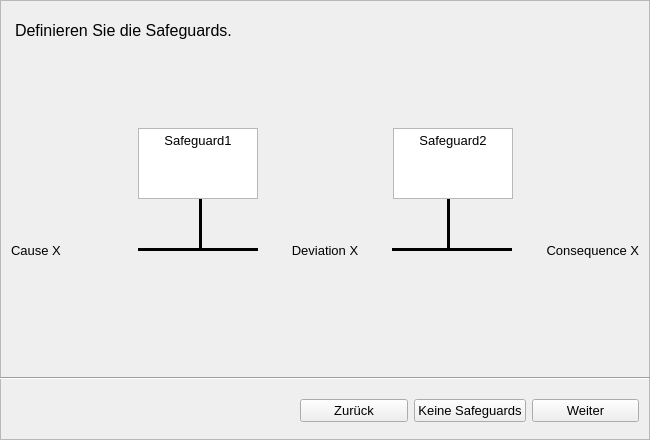
MSPietsch/HMI, file Code/wizard_4.ui: the form before one commit.
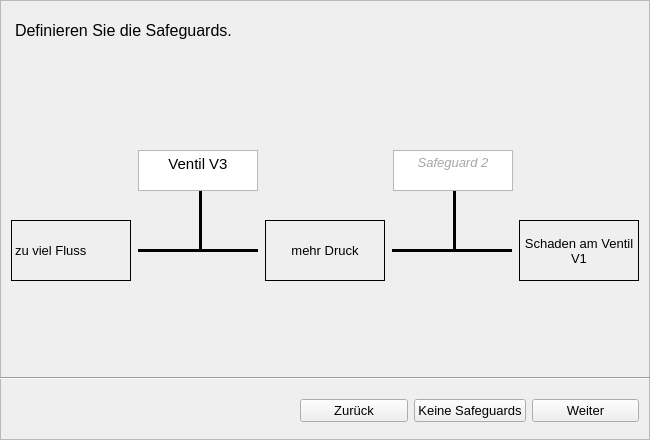
The form after the commit.

Commit message: wizard 4 bearbeitet

Diff of the .ui file:
```diff
--- a/Code/wizard_4.ui
+++ b/Code/wizard_4.ui
@@ -37,9 +37,9 @@
     <property name="geometry">
      <rect>
       <x>10</x>
-      <y>210</y>
+      <y>220</y>
       <width>631</width>
-      <height>80</height>
+      <height>61</height>
      </rect>
     </property>
     <layout class="QHBoxLayout" name="horizontalLayout">
@@ -57,8 +57,11 @@
          <height>16777215</height>
         </size>
        </property>
+       <property name="frameShape">
+        <enum>QFrame::Panel</enum>
+       </property>
        <property name="text">
-        <string>Cause X</string>
+        <string>zu viel Fluss</string>
        </property>
        <property name="alignment">
         <set>Qt::AlignLeading|Qt::AlignLeft|Qt::AlignVCenter</set>
@@ -92,8 +95,14 @@
          <height>16777215</height>
         </size>
        </property>
+       <property name="frameShape">
+        <enum>QFrame::Box</enum>
+       </property>
+       <property name="frameShadow">
+        <enum>QFrame::Plain</enum>
+       </property>
        <property name="text">
-        <string>Deviation X</string>
+        <string>mehr Druck</string>
        </property>
        <property name="alignment">
         <set>Qt::AlignCenter</set>
@@ -144,11 +153,17 @@
          <kerning>true</kerning>
         </font>
        </property>
+       <property name="frameShape">
+        <enum>QFrame::Box</enum>
+       </property>
        <property name="text">
-        <string>Consequence X</string>
+        <string>Schaden am Ventil V1</string>
        </property>
        <property name="alignment">
-        <set>Qt::AlignRight|Qt::AlignTrailing|Qt::AlignVCenter</set>
+        <set>Qt::AlignCenter</set>
+       </property>
+       <property name="wordWrap">
+        <bool>true</bool>
        </property>
       </widget>
      </item>
@@ -158,9 +173,9 @@
     <property name="geometry">
      <rect>
       <x>10</x>
-      <y>128</y>
+      <y>150</y>
       <width>631</width>
-      <height>71</height>
+      <height>41</height>
      </rect>
     </property>
     <layout class="QHBoxLayout" name="horizontalLayout_3">
@@ -182,7 +197,7 @@
        <property name="maximumSize">
         <size>
          <width>120</width>
-         <height>16777215</height>
+         <height>120</height>
         </size>
        </property>
        <property name="layoutDirection">
@@ -202,7 +217,8 @@
 &lt;html&gt;&lt;head&gt;&lt;meta name=&quot;qrichtext&quot; content=&quot;1&quot; /&gt;&lt;style type=&quot;text/css&quot;&gt;
 p, li { white-space: pre-wrap; }
 &lt;/style&gt;&lt;/head&gt;&lt;body style=&quot; font-family:'MS Shell Dlg 2'; font-size:10pt; font-weight:400; font-style:normal;&quot;&gt;
-&lt;p align=&quot;center&quot; style=&quot; margin-top:0px; margin-bottom:0px; margin-left:0px; margin-right:0px; -qt-block-indent:0; text-indent:0px;&quot;&gt;&lt;span style=&quot; font-family:'MS Shell Dlg 2';&quot;&gt;Safeguard1&lt;/span&gt;&lt;/p&gt;&lt;/body&gt;&lt;/html&gt;</string>
+&lt;p align=&quot;center&quot; style=&quot; margin-top:12px; margin-bottom:12px; margin-left:0px; margin-right:0px; -qt-block-indent:0; text-indent:0px;&quot;&gt;&lt;span style=&quot; font-family:'MS Shell Dlg 2'; font-size:11pt;&quot;&gt;Ventil V3&lt;/span&gt;&lt;/p&gt;
+&lt;p align=&quot;center&quot; style=&quot; margin-top:12px; margin-bottom:12px; margin-left:0px; margin-right:0px; -qt-block-indent:0; text-indent:0px;&quot;&gt;&lt;span style=&quot; font-family:'MS Shell Dlg 2'; font-size:11pt;&quot;&gt;&lt;br /&gt;&lt;/span&gt;&lt;/p&gt;&lt;/body&gt;&lt;/html&gt;</string>
        </property>
       </widget>
      </item>
@@ -224,7 +240,7 @@
        <property name="maximumSize">
         <size>
          <width>120</width>
-         <height>16777215</height>
+         <height>120</height>
         </size>
        </property>
        <property name="html">
@@ -232,7 +248,7 @@
 &lt;html&gt;&lt;head&gt;&lt;meta name=&quot;qrichtext&quot; content=&quot;1&quot; /&gt;&lt;style type=&quot;text/css&quot;&gt;
 p, li { white-space: pre-wrap; }
 &lt;/style&gt;&lt;/head&gt;&lt;body style=&quot; font-family:'MS Shell Dlg 2'; font-size:10pt; font-weight:400; font-style:normal;&quot;&gt;
-&lt;p align=&quot;center&quot; style=&quot; margin-top:0px; margin-bottom:0px; margin-left:0px; margin-right:0px; -qt-block-indent:0; text-indent:0px;&quot;&gt;&lt;span style=&quot; font-family:'MS Shell Dlg 2';&quot;&gt;Safeguard2&lt;/span&gt;&lt;/p&gt;&lt;/body&gt;&lt;/html&gt;</string>
+&lt;p align=&quot;center&quot; style=&quot; margin-top:12px; margin-bottom:12px; margin-left:0px; margin-right:0px; -qt-block-indent:0; text-indent:0px;&quot;&gt;&lt;span style=&quot; font-family:'MS Shell Dlg 2'; font-style:italic; color:#a7a7a7;&quot;&gt;Safeguard 2&lt;/span&gt;&lt;/p&gt;&lt;/body&gt;&lt;/html&gt;</string>
        </property>
       </widget>
      </item>
@@ -279,7 +295,7 @@
    <widget class="Line" name="line_4">
     <property name="geometry">
      <rect>
-      <x>440</x>
+      <x>446</x>
       <y>180</y>
       <width>16</width>
       <height>71</height>
```
